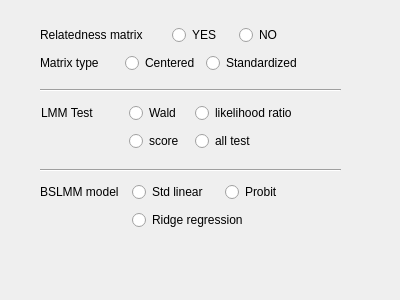
Above: gemmaparamwidget.ui from gdengchao/H_G before the change. Below: the same form after it.
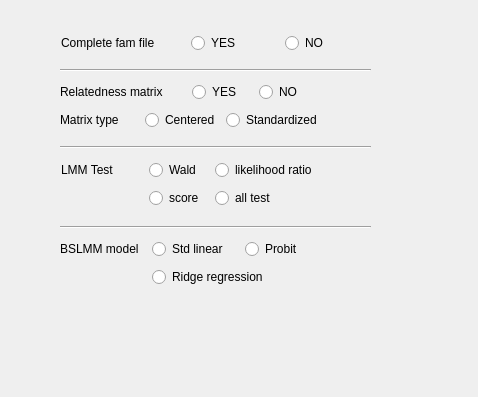
That is the form after the change.

The edit to the form file:
```diff
--- a/gemmaparamwidget.ui
+++ b/gemmaparamwidget.ui
@@ -6,8 +6,8 @@
    <rect>
     <x>0</x>
     <y>0</y>
-    <width>400</width>
-    <height>300</height>
+    <width>478</width>
+    <height>397</height>
    </rect>
   </property>
   <property name="windowTitle">
@@ -16,9 +16,9 @@
   <widget class="Line" name="line">
    <property name="geometry">
     <rect>
-     <x>40</x>
-     <y>80</y>
-     <width>301</width>
+     <x>60</x>
+     <y>137</y>
+     <width>311</width>
      <height>20</height>
     </rect>
    </property>
@@ -29,9 +29,9 @@
   <widget class="Line" name="line_2">
    <property name="geometry">
     <rect>
-     <x>40</x>
-     <y>160</y>
-     <width>301</width>
+     <x>60</x>
+     <y>217</y>
+     <width>311</width>
      <height>20</height>
     </rect>
    </property>
@@ -42,8 +42,8 @@
   <widget class="QLabel" name="label_2">
    <property name="geometry">
     <rect>
-     <x>52</x>
-     <y>53</y>
+     <x>72</x>
+     <y>110</y>
      <width>16</width>
      <height>17</height>
     </rect>
@@ -52,11 +52,11 @@
     <string/>
    </property>
   </widget>
-  <widget class="QWidget" name="">
+  <widget class="QWidget" name="layoutWidget">
    <property name="geometry">
     <rect>
-     <x>40</x>
-     <y>23</y>
+     <x>60</x>
+     <y>80</y>
      <width>313</width>
      <height>54</height>
     </rect>
@@ -196,11 +196,11 @@
     </item>
    </layout>
   </widget>
-  <widget class="QWidget" name="">
+  <widget class="QWidget" name="layoutWidget">
    <property name="geometry">
     <rect>
-     <x>41</x>
-     <y>101</y>
+     <x>61</x>
+     <y>158</y>
      <width>311</width>
      <height>54</height>
     </rect>
@@ -294,11 +294,11 @@
     </item>
    </layout>
   </widget>
-  <widget class="QWidget" name="">
+  <widget class="QWidget" name="layoutWidget">
    <property name="geometry">
     <rect>
-     <x>40</x>
-     <y>180</y>
+     <x>60</x>
+     <y>237</y>
      <width>271</width>
      <height>54</height>
     </rect>
@@ -334,6 +334,64 @@
     </item>
    </layout>
   </widget>
+  <widget class="Line" name="line_3">
+   <property name="geometry">
+    <rect>
+     <x>60</x>
+     <y>60</y>
+     <width>311</width>
+     <height>20</height>
+    </rect>
+   </property>
+   <property name="orientation">
+    <enum>Qt::Horizontal</enum>
+   </property>
+  </widget>
+  <widget class="QWidget" name="">
+   <property name="geometry">
+    <rect>
+     <x>61</x>
+     <y>31</y>
+     <width>311</width>
+     <height>25</height>
+    </rect>
+   </property>
+   <layout class="QGridLayout" name="gridLayout_4">
+    <item row="0" column="0">
+     <widget class="QLabel" name="completeFamLabel">
+      <property name="text">
+       <string>Complete fam file         </string>
+      </property>
+     </widget>
+    </item>
+    <item row="0" column="1">
+     <widget class="QRadioButton" name="yesFamRadioButton">
+      <property name="minimumSize">
+       <size>
+        <width>60</width>
+        <height>0</height>
+       </size>
+      </property>
+      <property name="text">
+       <string>YES</string>
+      </property>
+     </widget>
+    </item>
+    <item row="0" column="2">
+     <widget class="QRadioButton" name="noFamRadioButton">
+      <property name="minimumSize">
+       <size>
+        <width>60</width>
+        <height>0</height>
+       </size>
+      </property>
+      <property name="text">
+       <string>NO</string>
+      </property>
+     </widget>
+    </item>
+   </layout>
+  </widget>
  </widget>
  <resources/>
  <connections/>
```
Left out of the diff: 4 changed lines with no effect on the pictures.
